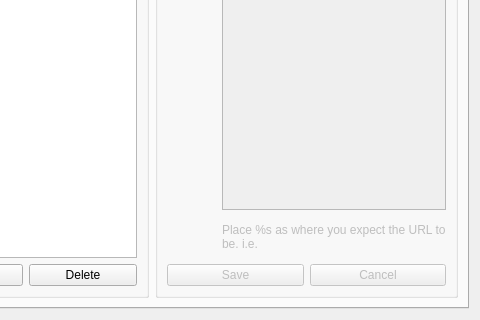
First picture: the form in src/configdialog.ui, repository klesh/fu, before the edit; both pictures show x 120 to 600 and y 280 to 600 of the 600 by 600 pixel window.
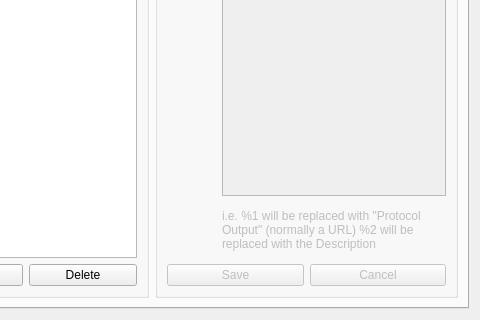
Second picture: the form after the edit. The open tabs and pages were chosen to show the change. Custom widgets are drawn as their Qt base class.

Commit message: [feature] output formats management

```diff
--- a/src/configdialog.ui
+++ b/src/configdialog.ui
@@ -586,7 +586,7 @@
             <item row="2" column="1">
              <widget class="QLabel" name="lblOutputFormatTemplateHint">
               <property name="text">
-               <string>&lt;html&gt;&lt;head/&gt;&lt;body&gt;&lt;p&gt;Place &lt;span style=&quot; font-weight:600;&quot;&gt;%s&lt;/span&gt; as where you expect the URL to be. i.e.&lt;/p&gt;&lt;p&gt;&lt;span style=&quot; font-weight:600;&quot;&gt;&amp;lt;img src=&amp;quot;%s&amp;quot;&amp;gt;&lt;/span&gt;&lt;/p&gt;&lt;/body&gt;&lt;/html&gt;</string>
+               <string>&lt;html&gt;&lt;head/&gt;&lt;body&gt;&lt;p&gt;i.e.&lt;/p&gt;&lt;p&gt;&lt;span style=&quot; font-weight:600;&quot;&gt;&amp;lt;img src=&amp;quot;%1&amp;quot; alt=&amp;quot;%2&amp;quot;&amp;gt;&lt;/span&gt;&lt;/p&gt;&lt;p&gt;%1 will be replaced with &amp;quot;Protocol Output&amp;quot; (normally a URL)&lt;/p&gt;&lt;p&gt;%2 will be replaced with the Description&lt;/p&gt;&lt;/body&gt;&lt;/html&gt;</string>
               </property>
               <property name="textFormat">
                <enum>Qt::RichText</enum>
```
Left out of the diff: 16 changed lines with no effect on the pictures. The commit also changes 15 other files.
